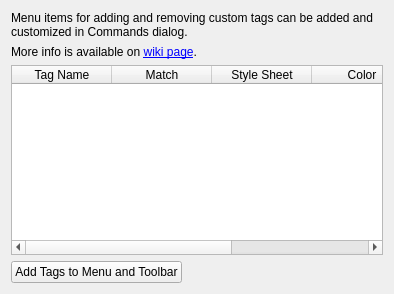
Before: the Qt Designer form plugins/itemtags/itemtagssettings.ui in hluk/CopyQ, drawn with Qt 5.
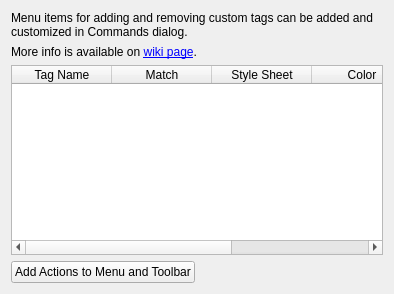
After: the same form once the commit is applied.

The edit to the form file:
```diff
--- a/plugins/itemtags/itemtagssettings.ui
+++ b/plugins/itemtags/itemtagssettings.ui
@@ -65,7 +65,7 @@
      <item>
       <widget class="QPushButton" name="pushButtonAddCommands">
        <property name="text">
-        <string>Add Tags to Menu and Toolbar</string>
+        <string>Add Actions to Menu and Toolbar</string>
        </property>
       </widget>
      </item>
```
